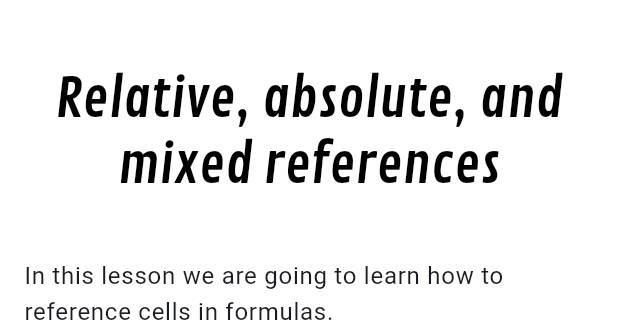
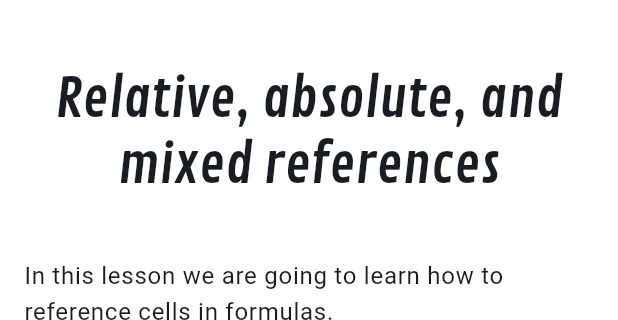
Before and after one commit to JPBC2/iranalytics, a Flutter app: the screen it shows after launch, after a tap on "Start", on a phone screen of 412 x 824 dp, the part 63-383 px from its top. Run offline on Flutter 3.47's test engine with Material 3 defaults, Android fonts, the phone set to English and light mode, and no system bars; drawn by our look-alikes of webview_flutter, youtube_player_iframe; our stand-ins replace flutter_riverpod, hive_flutter, popover, shared_preferences; accounts and stored records are empty.

Commit message:
Style changes

```diff
--- a/lib/app/pages/exercises/references.dart
+++ b/lib/app/pages/exercises/references.dart
@@ -6,14 +6,14 @@ import 'package:iranalytics/app/widgets/top_nav.widget.dart';
 import 'package:youtube_player_iframe/youtube_player_iframe.dart';
 import 'package:iranalytics/app/widgets/google_sheet_embed.widget.dart';
 
-class ClusteredColumnChartPage extends StatefulWidget {
-  const ClusteredColumnChartPage({super.key});
+class ReferencesPage extends StatefulWidget {
+  const ReferencesPage({super.key});
 
   @override
-  State createState() => _ClusteredColumnChartPageState();
+  State createState() => _ReferencesPageState();
 }
 
-class _ClusteredColumnChartPageState extends State {
+class _ReferencesPageState extends State {
   late final YoutubePlayerController _ytController;
 
   @override
@@ -21,7 +21,7 @@ class _ClusteredColumnChartPageState extends State {
     super.initState();
     // Initialize the YouTube player controller with the video ID
     _ytController = YoutubePlayerController.fromVideoId(
-      videoId: '9vvg9Tuik-M',   // YouTube video ID for https://youtu.be/7EiWhIdL9zs
+      videoId: 'iknH-T8brqY',   // YouTube video ID for https://youtu.be/iknH-T8brqY
       autoPlay: false,
       params: const YoutubePlayerParams(
         showControls: true,
@@ -61,7 +61,11 @@ class _ClusteredColumnChartPageState extends State {
                       textAlign: TextAlign.center,
                       style: (Theme.of(context).textTheme.displaySmall ??
                           const TextStyle(fontSize: 36.0, fontWeight: FontWeight.w400))
-                          .copyWith(fontFamily: 'ContrailOne', color: Colors.black),
+                          .copyWith(
+                            fontFamily: 'ContrailOne',
+                            color: Theme.of(context).textTheme.bodyLarge?.color ??
+                                (Theme.of(context).brightness == Brightness.dark
+                                ? Colors.grey.shade300 : Colors.black87),),
                     ),
 
                     const SizedBox(height: 40.0),  // spacing between title and video
@@ -127,7 +131,8 @@ class _ClusteredColumnChartPageState extends State {
                       'https://docs.google.com/spreadsheets/d/17Wf_PII8NzRaaFCkGGyUg_cIrlpwIr0WA1JtmYt3lIE/edit?usp=sharing&widget=true',
                       height: 500.0,
                     ),
-                    const SizedBox(height: 24.0), // spacing after the embedded sheet
+
+                    const SizedBox(height: 40.0), // spacing after the embedded sheet
 
                   ],
                 ),
--- a/lib/app/routes/router_delegate.router.dart
+++ b/lib/app/routes/router_delegate.router.dart
@@ -2,7 +2,7 @@ import 'dart:async';
 import 'package:flutter/material.dart';
 import 'package:flutter/scheduler.dart'; // Import for Scheduler Phase
 import 'package:iranalytics/app/pages/home.page.dart';
-// Ensure this import path is correct and the file defines ClusteredColumnChartPage
+// Ensure this import path is correct and the file defines ReferencesPage
 import 'package:iranalytics/app/pages/exercises/references.dart';
 // If you have an Error404Page, ensure it's imported too, e.g.:
 // import 'package:iranalytics/app/pages/error404_page.dart';
@@ -25,34 +25,34 @@ class AppRouterDelegate extends RouterDelegate<Uri>
     return Navigator(
       key: navigatorKey,
       pages: pages,
-      onPopPage: (route, result) {
-        if (!route.didPop(result)) {
-          return false;
-        }
-
-        // Check if the route being popped corresponds to the last page in our list
-        // and ensure there is a path to pop from.
-        if (pages.isNotEmpty && pages.last.name == route.settings.name) {
-          if (pages.length > 1) { // If it's not the very first page (HomePage)
+      onDidRemovePage: (Page<dynamic> page) {
+        // This callback is invoked after a page has been successfully removed by the Navigator.
+        // The 'pages' variable here is from the build method's scope,
+        // representing the list of pages based on _path before this pop is reflected in _path.
+        if (pages.isNotEmpty && pages.last.name == page.name) {
+          // The page removed by the Navigator was the one we considered to be at the top.
+          // Now, update _path to reflect this change.
+          if (pages.length > 1) { // If there was more than one page in the list
             _path = _path.replace(
               pathSegments: _path.pathSegments.isNotEmpty
                   ? _path.pathSegments.sublist(0, _path.pathSegments.length - 1)
-                  : [], // Avoid error if pathSegments is already empty somehow
+                  : [], // Avoid error if pathSegments is already empty
             );
             // If pathSegments became empty, it implies we are back at the root path.
             if (_path.pathSegments.isEmpty) {
               _path = Uri.parse('/');
             }
           } else {
-            // Popping the last page (HomePage). Behavior depends on app design.
-            // For now, _path remains '/' if it was already, or becomes '/'.
-            // This part might need adjustment based on desired behavior for popping the root.
-             _path = Uri.parse('/');
+            // The only page in the list was popped (e.g., HomePage).
+            // _path should be Uri.parse('/')
+            _path = Uri.parse('/');
           }
+          _safeNotifyListeners();
         }
-
-        _safeNotifyListeners();
-        return true;
+        // If pages.last.name != page.name, it implies a pop occurred that wasn't
+        // perfectly aligned with our _path logic. For robust handling,
+        // one might need to re-evaluate _path based on the remaining navigator stack,
+        // but the current translated logic mirrors the original's conditional update.
       },
     );
   }
@@ -77,11 +77,11 @@ class AppRouterDelegate extends RouterDelegate<Uri>
     if (path.pathSegments.isNotEmpty) {
       if (path.pathSegments.length == 2 &&
           path.pathSegments[0] == 'exercises' &&
-          path.pathSegments[1] == 'clustered-column-chart') {
+          path.pathSegments[1] == 'references') {
         pages.add(MaterialPage(
-          key: ValueKey('ClusteredColumnChartPage'),
-          name: '/exercises/clustered-column-chart', // Set name for onPopPage comparison
-          child: ClusteredColumnChartPage(), // Corrected class name
+          key: ValueKey('ReferencesPage'),
+          name: '/exercises/references', // Set name for onPopPage comparison
+          child: ReferencesPage(), // Corrected class name
         ));
       } else if (path.pathSegments.length == 1 && path.pathSegments[0] == 'content') {
         // Example for a hypothetical /content page
--- a/lib/app/widgets/call_to_action.widget.dart
+++ b/lib/app/widgets/call_to_action.widget.dart
@@ -1,9 +1,7 @@
 import 'package:flutter/material.dart';
 import 'package:iranalytics/app/res/responsive.res.dart';
 import 'package:flutter_riverpod/flutter_riverpod.dart';
-// Assuming routerDelegate is globally accessible from main.dart or a similar setup.
-// If not, you'll need to pass it or access it via a Provider.
-import 'package:iranalytics/main.dart'; // This line assumes routerDelegate is in main.dart
+import 'package:iranalytics/main.dart';
 
 class CallToAction extends ConsumerWidget {
   const CallToAction({super.key});
@@ -12,7 +10,7 @@ class CallToAction extends ConsumerWidget {
   Widget build(BuildContext context, WidgetRef ref) {
     final bool isDark = Theme.of(context).brightness == Brightness.dark;
     final Color callToActionTextColor = Colors.white; // Simplified as it's always white in your code
-    final Color buttonTextColor = isDark ? Colors.white : Colors.black;
+    final Color buttonTextColor = isDark ? Colors.white : Colors.lightBlue.shade900; // Modified for light theme
 
     return Container(
       margin: const EdgeInsets.only(top: 40.0),
@@ -25,8 +23,10 @@ class CallToAction extends ConsumerWidget {
               : [Colors.lightBlue.shade900, Colors.cyanAccent.shade700],
         ),
       ),
-      height: 400,
+      constraints: const BoxConstraints(minHeight: 400.0), // Modified height to minHeight
       alignment: Alignment.center,
+      child: ConstrainedBox( // Added ConstrainedBox
+        constraints: const BoxConstraints(maxWidth: 650.0), // Set maxWidth
         child: Column(
           mainAxisSize: MainAxisSize.min,
           children: [
@@ -35,7 +35,7 @@ class CallToAction extends ConsumerWidget {
               child: Padding(
                 padding: const EdgeInsets.symmetric(horizontal: 8.0),
                 child: Text(
-                "Master real-world data science for International Relations",
+                  "Master data analysis for International Relations research.", // Master real-world data science / Qualitative and quantitative
                   style: Theme.of(context).textTheme.displayMedium?.copyWith(
                         color: callToActionTextColor,
                         fontFamily: 'ContrailOne',
@@ -44,33 +44,31 @@ class CallToAction extends ConsumerWidget {
                 ),
               ),
             ),
-          const Flexible(
-            flex: 2,
-            child: SizedBox.shrink(), // Using SizedBox.shrink() instead of empty Container
-          ),
+            const SizedBox(height: 40.0), // Added spacing
             Flexible(
               flex: 1, // Consider adjusting flex or using SizedBox for better height control if needed
               child: ElevatedButton(
                 style: ElevatedButton.styleFrom(
                   fixedSize: MediaQuery.of(context).size.width > ScreenSizes.md
-                    ? const Size(180, 50)
-                    : const Size(180, 70),
+                      ? const Size(120, 56)
+                      : const Size(120, 56),
                 ),
                 onPressed: () {
                   // Use your routerDelegate instance to navigate
-                routerDelegate.go('/exercises/clustered-column-chart');
+                  routerDelegate.go('/exercises/references');
                 },
                 child: Text(
                   "Start",
                   style: TextStyle(
                       color: buttonTextColor,
-                    fontSize: 16.5,
+                      fontSize: 19,
                       fontFamily: 'ContrailOne'),
                 ),
               ),
             ),
           ],
         ),
+      ),
     );
   }
 }
```
Lines whose indentation alone changed are shown as unchanged.
